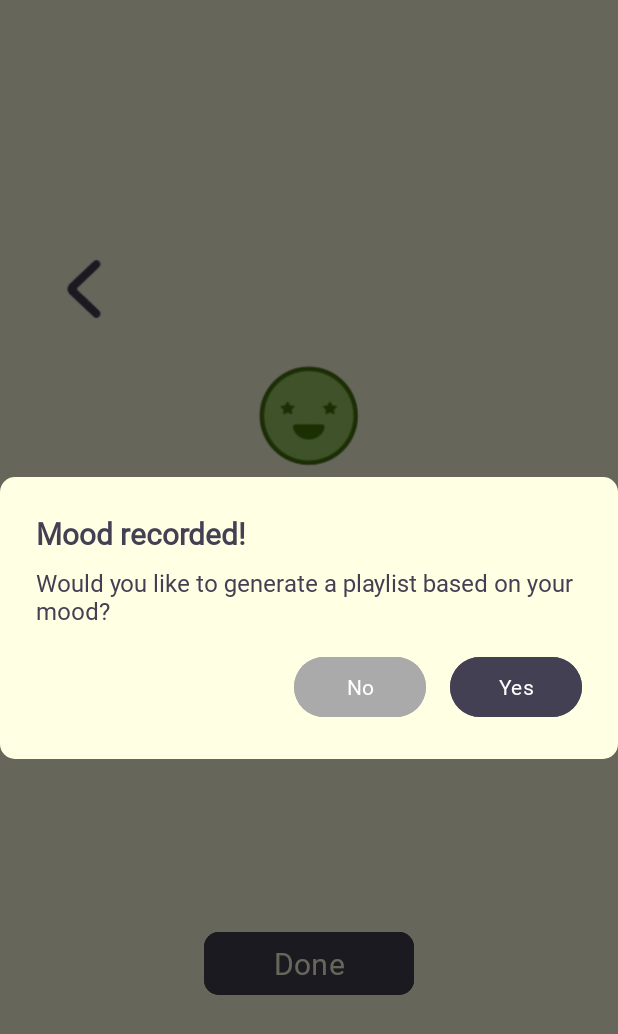
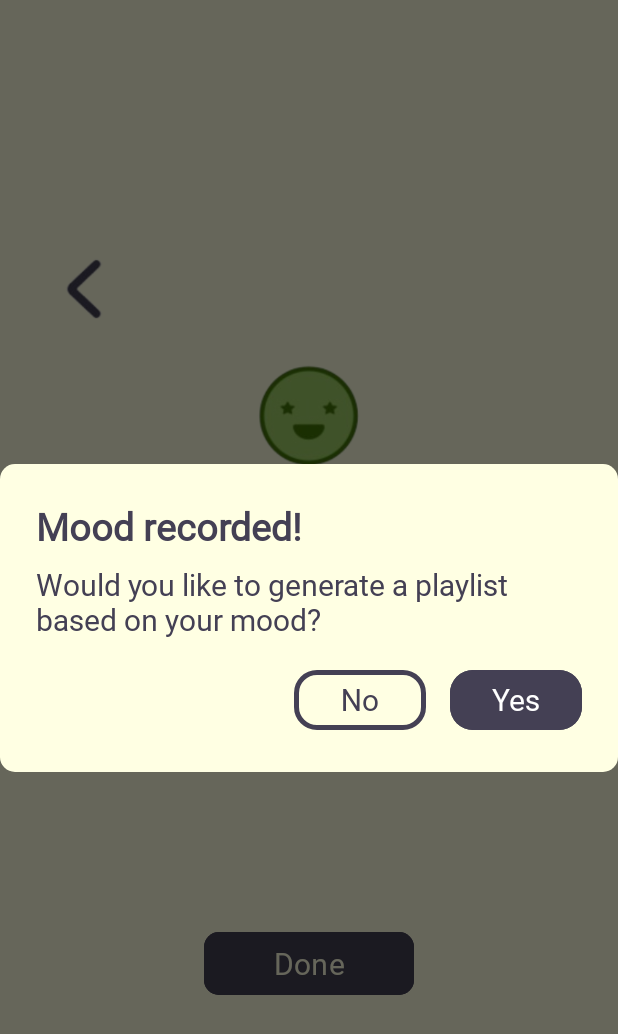
Before and after one commit to icantfindmyhair/moody-blues, an Android app: the MoodLogging screen opened directly, with no data from a screen before it, after a tap on "Done", on a phone screen of 412 x 824 dp. Shown: the top 1034 px of the screen. Run offline under Robolectric (Android 15) with nearby library versions, the phone set to English and light mode, and no system bars.

Commit message:
minor UI update

```diff
--- a/app/src/main/java/my/edu/utar/assignment2/MainActivity.java
+++ b/app/src/main/java/my/edu/utar/assignment2/MainActivity.java
@@ -94,11 +94,21 @@ public class MainActivity extends AppCompatActivity {
                         Glide.with(MainActivity.this).load(iconURL).into(weatherIcon);
 
                         btnMusic.setOnClickListener(view -> {
-                            String mainWeather = weather.weather.get(0).main;
-                            Intent intent = new Intent(MainActivity.this, GeneratingPlaylistActivity.class);
-                            intent.putExtra("EXTRA_WEATHER_MAIN",mainWeather);
-                            intent.putExtra("isWeatherPlaylist",true);
-                            startActivity(intent);
+
+                            YesNoDialogBox.show(
+                                    MainActivity.this,
+                                    "Weather update: " + description,
+                                    "Feeling Moody because of the weather?",
+                                    "Mhm","Not really",
+                                    yesView -> {
+                                        String mainWeather = weather.weather.get(0).main;
+                                        Intent intent = new Intent(MainActivity.this, GeneratingPlaylistActivity.class);
+                                        intent.putExtra("EXTRA_WEATHER_MAIN",mainWeather);
+                                        intent.putExtra("isWeatherPlaylist",true);
+                                        startActivity(intent);
+                                    },
+                                    noView -> closeContextMenu()
+                            );
                         });
                     }
                     else {
--- a/app/src/main/res/layout/yes_no_dialog_box.xml
+++ b/app/src/main/res/layout/yes_no_dialog_box.xml
@@ -1,5 +1,6 @@
 <?xml version="1.0" encoding="utf-8"?>
 <LinearLayout xmlns:android="http://schemas.android.com/apk/res/android"
+    xmlns:app="http://schemas.android.com/apk/res-auto"
     android:id="@+id/dialog_layout"
     android:layout_width="wrap_content"
     android:layout_height="wrap_content"
@@ -11,21 +12,21 @@
         android:id="@+id/dialogTitle"
         android:layout_width="match_parent"
         android:layout_height="wrap_content"
+        android:fontFamily="@font/jua"
         android:text="Title"
-        android:textSize="20sp"
-        android:textStyle="bold"
-        android:fontFamily="@font/jua"
-        android:textColor="#FF444054" />
+        android:textColor="#FF444054"
+        android:textSize="25sp"
+        android:textStyle="bold" />
 
     <TextView
         android:id="@+id/dialogMessage"
         android:layout_width="match_parent"
         android:layout_height="wrap_content"
         android:layout_marginTop="8dp"
+        android:fontFamily="@font/jua"
         android:text="Message"
-        android:textSize="16sp"
-        android:fontFamily="@font/jua"
-        android:textColor="#FF444054" />
+        android:textColor="#FF444054"
+        android:textSize="20sp" />
 
     <LinearLayout
         android:layout_width="match_parent"
@@ -38,18 +39,24 @@
             android:id="@+id/dialogCancel"
             android:layout_width="wrap_content"
             android:layout_height="wrap_content"
+            android:layout_marginEnd="16dp"
+            android:fontFamily="@font/jua"
             android:text="Cancel"
-            android:layout_marginEnd="16dp"
-            android:backgroundTint="#AAAAAA"
-            android:fontFamily="@font/jua" />
+            android:textColor="#444054"
+            android:textSize="20sp"
+            app:cornerRadius="15dp"
+            app:strokeColor="#444054"
+            app:strokeWidth="3dp" />
 
         <Button
             android:id="@+id/dialogConfirm"
             android:layout_width="wrap_content"
             android:layout_height="wrap_content"
+            android:backgroundTint="#FF444054"
+            android:fontFamily="@font/jua"
             android:text="OK"
-            android:backgroundTint="#FF444054"
             android:textColor="#FFFFFF"
-            android:fontFamily="@font/jua" />
+            android:textSize="20sp"
+            app:cornerRadius="15dp" />
     </LinearLayout>
 </LinearLayout>
```
